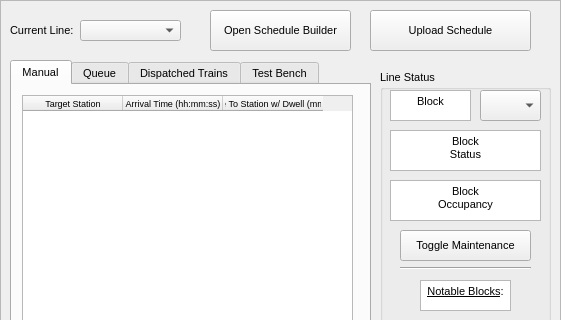
keshavshankar08/ECE1140, file Modules/CTC/Frontend/CTC_UI.ui: the form before one commit; both pictures show x 0 to 561 and y 0 to 320 of the 561 by 591 pixel window.
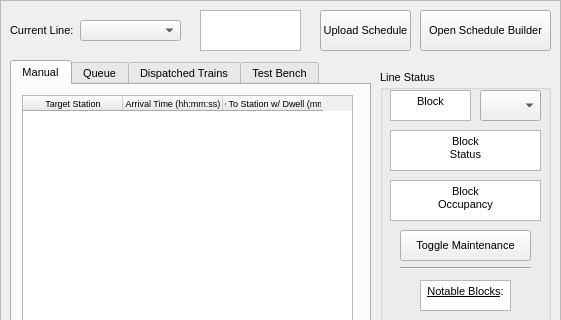
The form after the commit.

The edit to the form file:
```diff
--- a/Modules/CTC/Frontend/CTC_UI.ui
+++ b/Modules/CTC/Frontend/CTC_UI.ui
@@ -51,9 +51,9 @@
     <widget class="QPushButton" name="open_schedule_builder_button">
      <property name="geometry">
       <rect>
-       <x>210</x>
+       <x>420</x>
        <y>10</y>
-       <width>141</width>
+       <width>131</width>
        <height>41</height>
       </rect>
      </property>
@@ -1085,9 +1085,9 @@
     <widget class="QPushButton" name="upload_schedule_button">
      <property name="geometry">
       <rect>
-       <x>370</x>
+       <x>320</x>
        <y>10</y>
-       <width>161</width>
+       <width>91</width>
        <height>41</height>
       </rect>
      </property>
@@ -1101,6 +1101,22 @@
       <string>Upload Schedule</string>
      </property>
     </widget>
+    <widget class="QPlainTextEdit" name="current_time">
+     <property name="geometry">
+      <rect>
+       <x>200</x>
+       <y>10</y>
+       <width>101</width>
+       <height>41</height>
+      </rect>
+     </property>
+     <property name="readOnly">
+      <bool>true</bool>
+     </property>
+     <property name="plainText">
+      <string/>
+     </property>
+    </widget>
    </widget>
   </widget>
  </widget>
```
Left out of the diff: 12 changed lines with no effect on the pictures.
